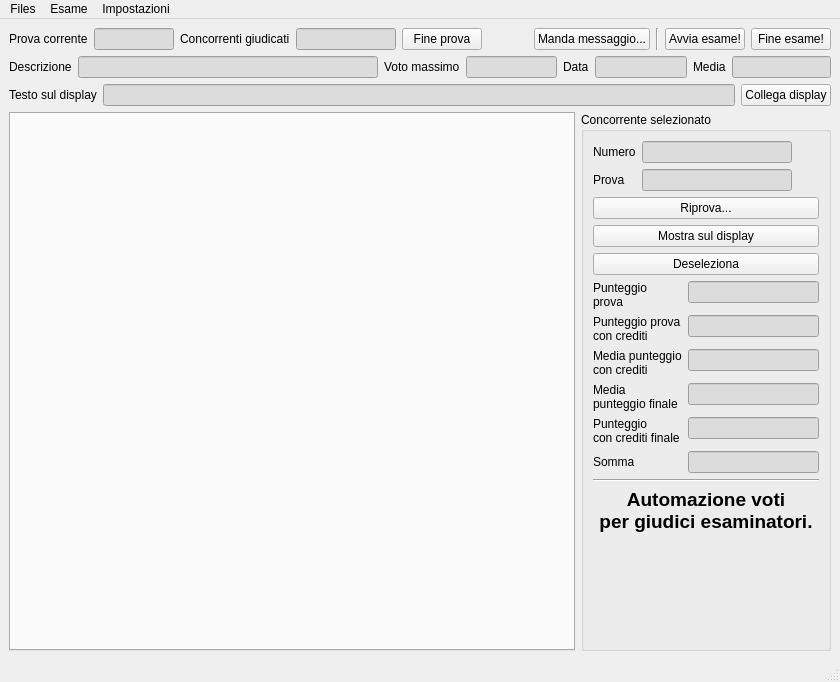
The window that ui/mainwindow.ui (nferruzzi/giudice-server) describes before a commit, drawn with Qt 5.
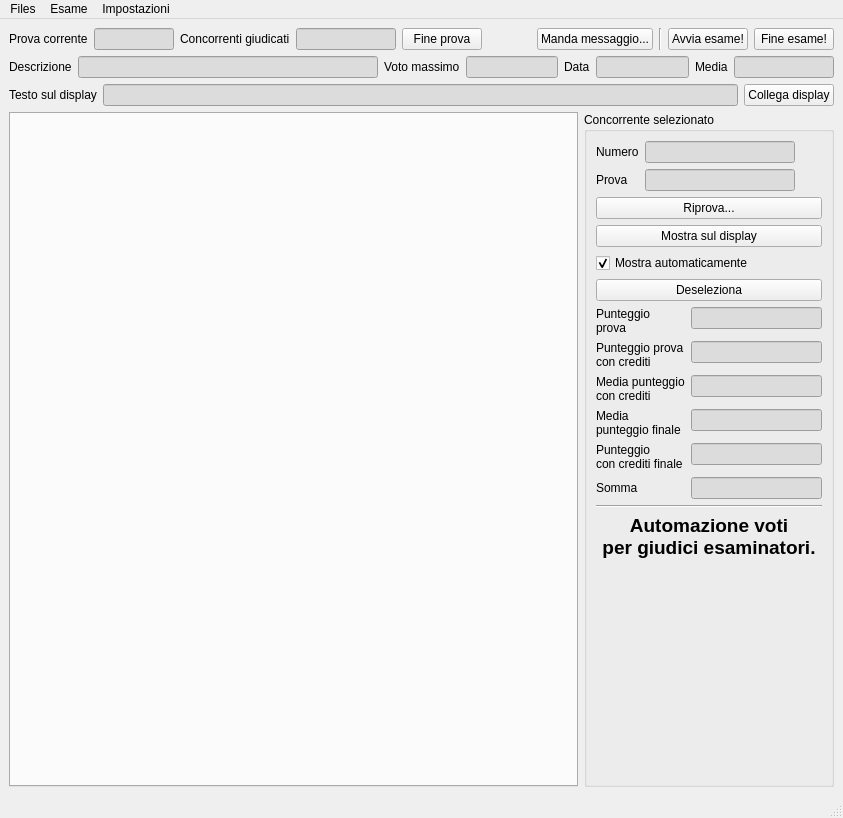
The same window after the commit. Custom widgets are drawn as their Qt base class.

Commit message: Auto send to display

The edit to the form file:
```diff
--- a/ui/mainwindow.ui
+++ b/ui/mainwindow.ui
@@ -6,8 +6,8 @@
    <rect>
     <x>0</x>
     <y>0</y>
-    <width>840</width>
-    <height>652</height>
+    <width>843</width>
+    <height>818</height>
    </rect>
   </property>
   <property name="windowTitle">
@@ -356,6 +356,16 @@
              </property>
             </widget>
            </item>
+           <item>
+            <widget class="QCheckBox" name="autoShow">
+             <property name="text">
+              <string>Mostra automaticamente</string>
+             </property>
+             <property name="checked">
+              <bool>true</bool>
+             </property>
+            </widget>
+           </item>
            <item>
             <widget class="QPushButton" name="deselectRow">
              <property name="text">
@@ -579,7 +589,7 @@
     <rect>
      <x>0</x>
      <y>0</y>
-     <width>840</width>
+     <width>843</width>
      <height>22</height>
     </rect>
    </property>
```
The commit also changes 3 other files.
